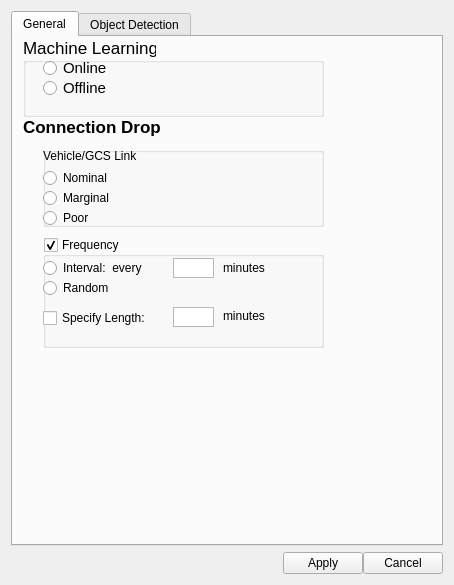
Above: src/rqt_gcs/resources/SettingsWidget.ui from CSUN-SERL/lcar-bot before the change. Below: the same form after it.
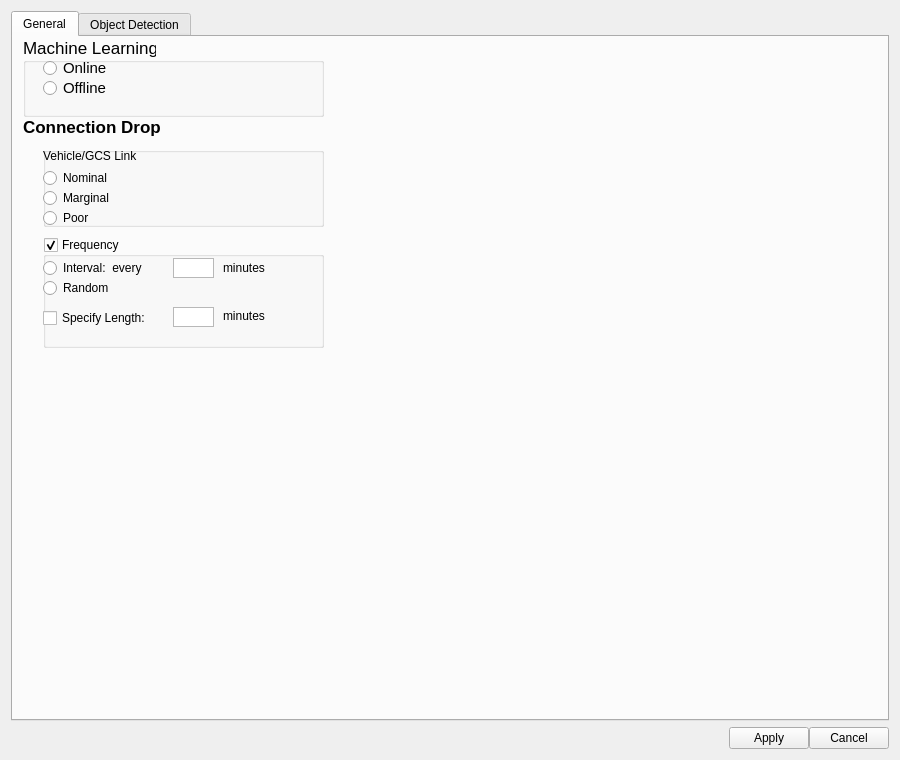
That is the form after the change.

Commit message: changed some ui stuff in the settings widget

Diff of the .ui file:
```diff
--- a/src/rqt_gcs/resources/SettingsWidget.ui
+++ b/src/rqt_gcs/resources/SettingsWidget.ui
@@ -6,10 +6,22 @@
    <rect>
     <x>0</x>
     <y>0</y>
-    <width>454</width>
-    <height>585</height>
+    <width>900</width>
+    <height>760</height>
    </rect>
   </property>
+  <property name="minimumSize">
+   <size>
+    <width>460</width>
+    <height>590</height>
+   </size>
+  </property>
+  <property name="maximumSize">
+   <size>
+    <width>900</width>
+    <height>760</height>
+   </size>
+  </property>
   <property name="windowTitle">
    <string>SettingsWidget</string>
   </property>
@@ -368,6 +380,9 @@
        <property name="layoutDirection">
         <enum>Qt::LeftToRight</enum>
        </property>
+       <property name="autoFillBackground">
+        <bool>false</bool>
+       </property>
        <property name="text">
         <string>Cancel</string>
        </property>
```
Left out of the diff: 14 changed lines with no effect on the pictures.
